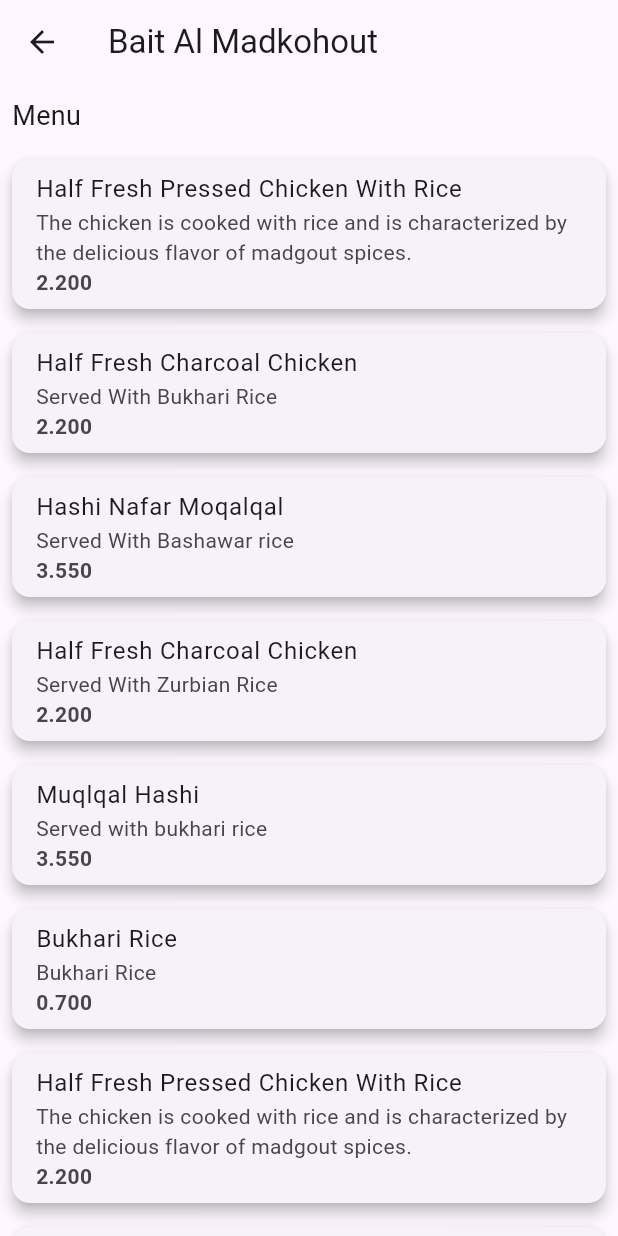
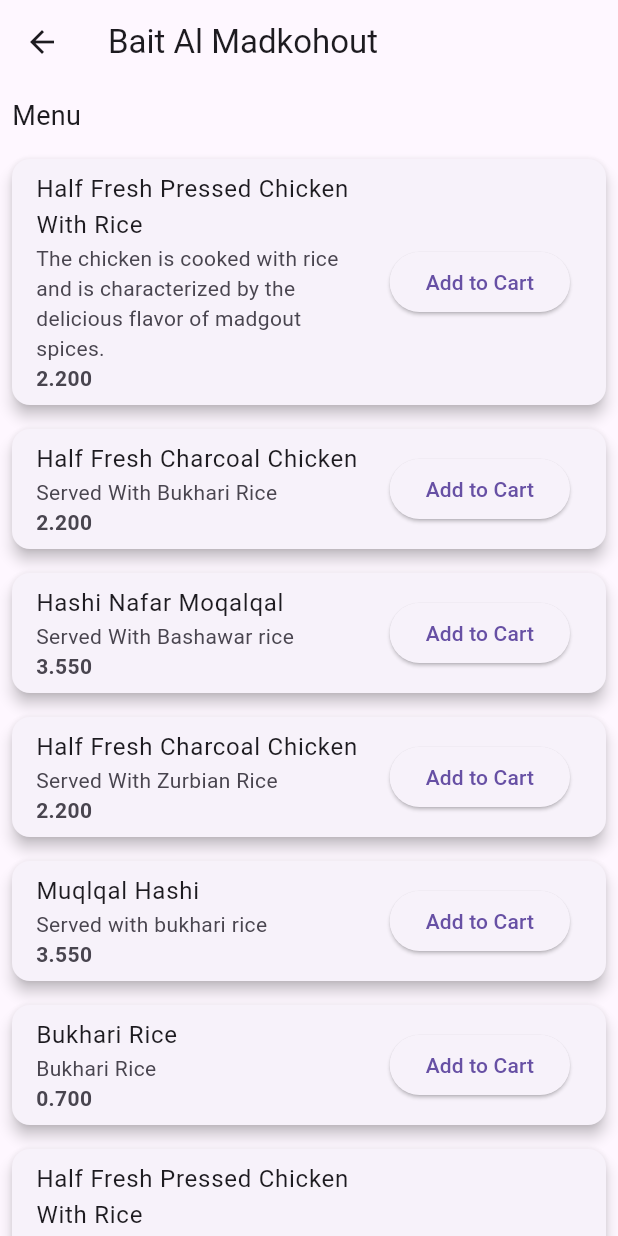
Before and after one commit to mohdumarj/flutter-ordering-app, a Flutter app: the BaitAlMadkohoutPage screen opened directly, on a phone screen of 412 x 824 dp. Run offline on Flutter 3.47's test engine with Material 3 defaults, Android fonts, the phone set to English and light mode, and no system bars; our stand-ins replace cloud_firestore, firebase_auth, firebase_core, fluttertoast; accounts and stored records are empty.

Commit message:
Cart Implemented

```diff
--- a/lib/Entities/ShoppingCart.dart
+++ b/lib/Entities/ShoppingCart.dart
@@ -3,6 +3,7 @@ import 'package:untitled9/Entities/UserCartItemModel.dart';
 import 'package:untitled9/Entities/UsersModel.dart';
 
 class ShoppingCart {
+
 
   // List to store items in the shopping cart
   UsersModel _userInformation = UsersModel();
@@ -11,15 +12,15 @@ class ShoppingCart {
 
   // Private constructor
   ShoppingCart._();
-
+  static final ShoppingCart _instance = ShoppingCart._internal();
   // Singleton instance
-  static final ShoppingCart _instance = ShoppingCart._();
+  //static final ShoppingCart _instance = ShoppingCart._();
 
   // Factory method to access the singleton instance
   factory ShoppingCart() {
     return _instance;
   }
-
+  ShoppingCart._internal();
   // Method to add item to the cart
   void addItem(UserCartItemModel item) {
     _items.add(item);
@@ -46,4 +47,8 @@ class ShoppingCart {
   UsersModel getUserInformation() {
     return this._userInformation ;
   }
+  int getTotalItemCount(){
+    return this._items.length;
+  }
+
 }
--- a/lib/Presentation/Pages/MenuItemCard.dart
+++ b/lib/Presentation/Pages/MenuItemCard.dart
@@ -1,16 +1,29 @@
 import 'package:flutter/cupertino.dart';
 import 'package:flutter/material.dart';
+import 'package:untitled9/Entities/ShoppingCart.dart';
+
+import '../../Entities/UserCartItemModel.dart';
 
 class MenuItemCard extends StatelessWidget {
-  final String name;
-  final String price;
-  final String description;
+   /*final*/ String? name;
+   /*final*/ String? price;
+   /*final*/ String? description;
+   UserCartItemModel? userCartItemModel;
 
-  MenuItemCard({
-    required this.name,
-    required this.price,
-    required this.description,
+  MenuItemCard( {
+    /*required */this.name,
+    /*required */this.price,
+    /*required */this.description,
+    this.userCartItemModel,
   });
+  MenuItemCard initMenuItemCard(UserCartItemModel userCartItemModel) {
+    this.name = userCartItemModel.menuItem?.name;
+    this.price = userCartItemModel.menuItem?.price;
+    this.description = userCartItemModel.menuItem?.description;
+    this.userCartItemModel = userCartItemModel;
+
+    return this;
+  }
 
   @override
   Widget build(BuildContext context) {
@@ -18,16 +31,25 @@ class MenuItemCard extends StatelessWidget {
       margin: EdgeInsets.all(8),
       elevation: 4,
       child: ListTile(
-        title: Text(name),
+        title: Text(name!),
         subtitle: Column(
           crossAxisAlignment: CrossAxisAlignment.start,
           children: [
-            Text(description),
+            Text(description!),
             Text(
-                price,//'\OMR${price.toStringAsFixed(3)}',
+                price!,//'\OMR${price.toStringAsFixed(3)}',
               style: TextStyle(fontWeight: FontWeight.bold),
             ),
           ],
+        ),
+        trailing: ElevatedButton(
+          onPressed: () {
+             ShoppingCart().addItem(userCartItemModel!);
+            ScaffoldMessenger.of(context).showSnackBar(
+              SnackBar(content: Text('Added ${userCartItemModel?.menuItem?.name} to cart')),
+            );
+          },
+          child: Text('Add to Cart'),
         ),
       ),
     );
```
Also changed, not shown: lib/Entities/UserCartItemModel.dart (+28 -28 lines), lib/Presentation/Pages/Restaurants/RestaurantDetailScreen.dart (+40 -5 lines).
